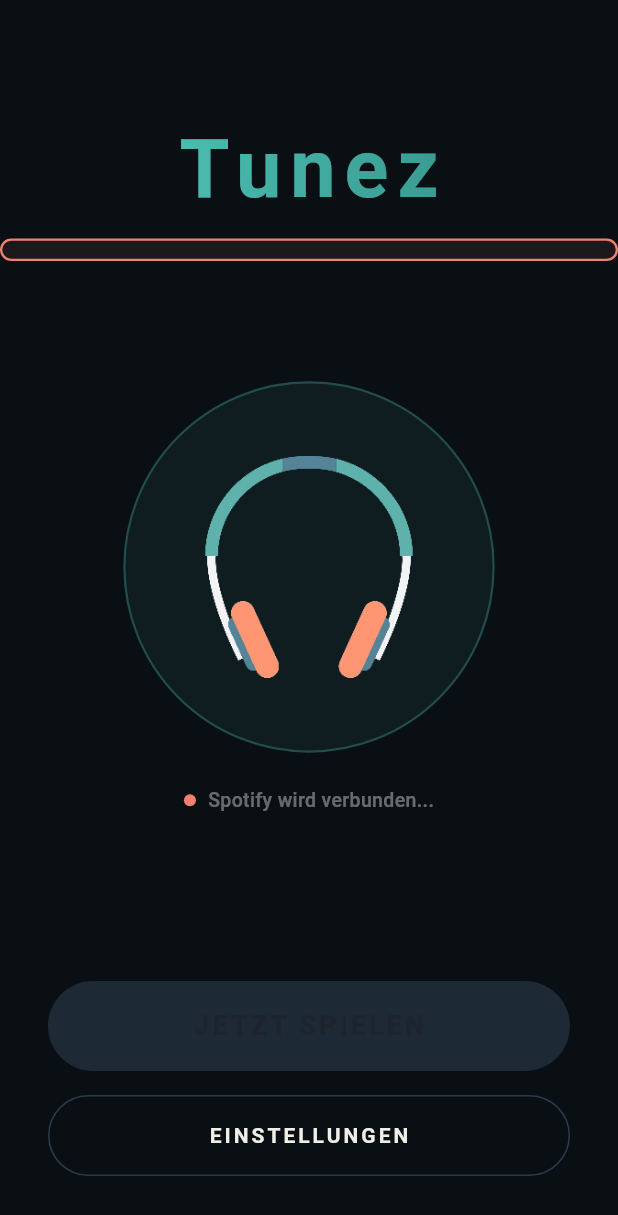
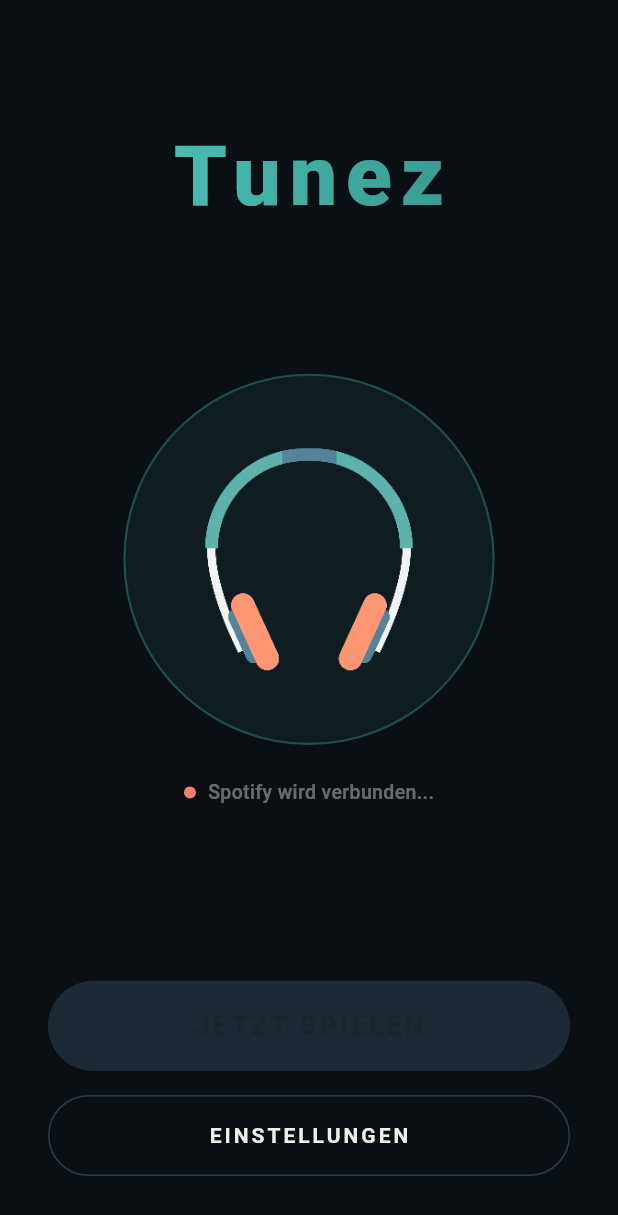
Before and after one commit to jozsefKatona/Android_App, a Flutter app: the screen it shows after launch, on a phone screen of 412 x 824 dp. Shown: the top 1215 px of the screen. Run offline on Flutter 3.47's test engine with Material 3 defaults, Android fonts, the phone set to English and light mode, and no system bars; our stand-ins replace lottie, permission_handler, shared_preferences; missing offline and left inert: mobile_scanner, spotify_sdk.

Commit message:
Update_V3

```diff
--- a/lib/screens/start_screen.dart
+++ b/lib/screens/start_screen.dart
@@ -74,8 +74,8 @@ class _StartScreenState extends State<StartScreen>
                 child: const Text(
                   'Tunez',
                   style: TextStyle(
-                    fontSize: 54,
-                    fontWeight: FontWeight.w700,
+                    fontSize: 56,
+                    fontWeight: FontWeight.w900,
                     color: Colors.white,
                     letterSpacing: 6,
                   ),
@@ -85,18 +85,6 @@ class _StartScreenState extends State<StartScreen>
               const SizedBox(height: 8),
 
               // Subtitle Badge
-              Container(
-                padding: const EdgeInsets.symmetric(
-                  horizontal: 20,
-                  vertical: 6,
-                ),
-                decoration: BoxDecoration(
-                  border: Border.all(color: AppColors.colorAccent, width: 1.5),
-                  borderRadius: BorderRadius.circular(20),
-                  color: AppColors.colorAccent.withOpacity(0.08),
-                ),
-              ),
-
               const Spacer(flex: 2),
 
               // ─── Pulsierendes Icon ────────────────────────────────────
```
Also changed, not shown: assets/logo_headphone_icon.png, 4 other files.
